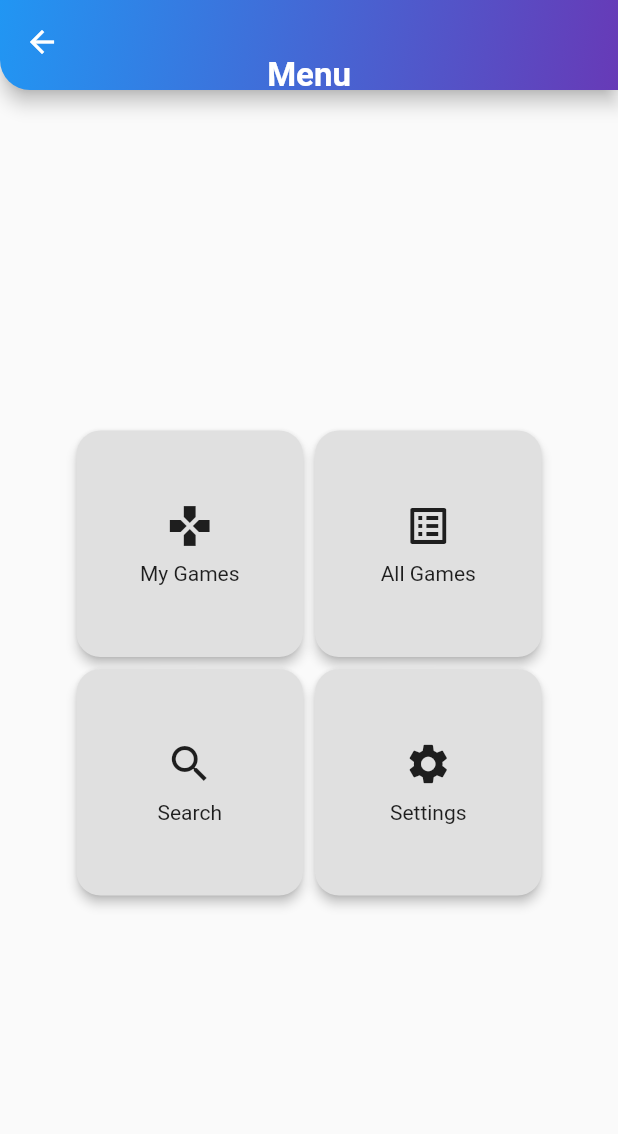
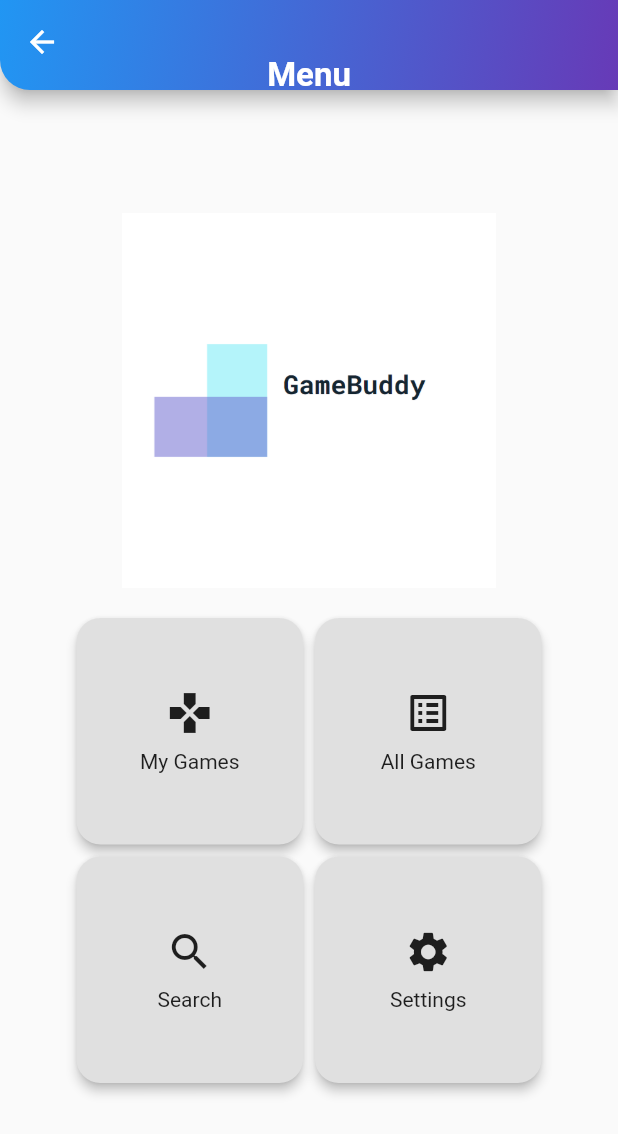
Before and after one commit to pedroalmeida96/gamebuddy-flutter, a Flutter app: the MenuPage screen opened by its route, on a phone screen of 412 x 824 dp. Shown: the top 1134 px of the screen. Run offline on Flutter 3.47's test engine with Material 2 defaults, Android fonts, the phone set to English and light mode, and no system bars; our stand-ins replace fluttertoast, multi_select_flutter; accounts and stored records are empty.

Commit message:
logo added to menu

```diff
--- a/lib/pages/menu_page.dart
+++ b/lib/pages/menu_page.dart
@@ -14,6 +14,10 @@ class MenuPage extends StatelessWidget {
         child: Column(
           mainAxisAlignment: MainAxisAlignment.center,
           children: [
+            Image.asset(
+              'assets/logo.png', // Replace with your image asset path
+              height: 250, // Adjust the height as needed
+            ),
             SizedBox(
               width: 350, // Adjust the width of the SizedBox
               height: 350, // Adjust the height of the SizedBox
```
